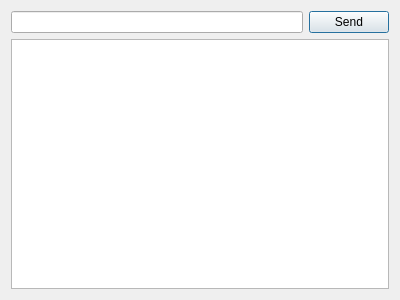
Ilya-Belyanov/QtSTM-Interfase, file ui/view/serialportcommunicationdialog.ui: the form before one commit.
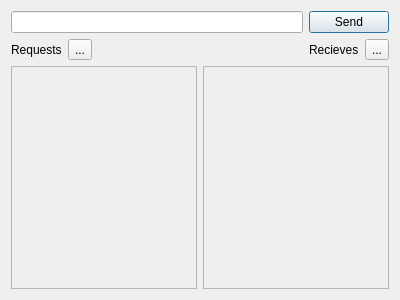
The form after the commit.

What changed in the file:
```diff
--- a/ui/view/serialportcommunicationdialog.ui
+++ b/ui/view/serialportcommunicationdialog.ui
@@ -29,7 +29,71 @@
     </layout>
    </item>
    <item>
-    <widget class="QTextEdit" name="recieveTextEdit"/>
+    <layout class="QVBoxLayout" name="verticalLayout_2">
+     <item>
+      <layout class="QHBoxLayout" name="horizontalLayout_3">
+       <item>
+        <widget class="QLabel" name="label_2">
+         <property name="text">
+          <string>Requests</string>
+         </property>
+        </widget>
+       </item>
+       <item>
+        <widget class="QToolButton" name="clearRequestsButton">
+         <property name="text">
+          <string>...</string>
+         </property>
+        </widget>
+       </item>
+       <item>
+        <spacer name="horizontalSpacer">
+         <property name="orientation">
+          <enum>Qt::Horizontal</enum>
+         </property>
+         <property name="sizeHint" stdset="0">
+          <size>
+           <width>40</width>
+           <height>20</height>
+          </size>
+         </property>
+        </spacer>
+       </item>
+       <item>
+        <widget class="QLabel" name="label">
+         <property name="text">
+          <string>Recieves</string>
+         </property>
+        </widget>
+       </item>
+       <item>
+        <widget class="QToolButton" name="clearRecievesButton">
+         <property name="text">
+          <string>...</string>
+         </property>
+        </widget>
+       </item>
+      </layout>
+     </item>
+     <item>
+      <layout class="QHBoxLayout" name="horizontalLayout_2">
+       <item>
+        <widget class="QTextEdit" name="requestsTextEdit">
+         <property name="enabled">
+          <bool>false</bool>
+         </property>
+        </widget>
+       </item>
+       <item>
+        <widget class="QTextEdit" name="recieveTextEdit">
+         <property name="enabled">
+          <bool>false</bool>
+         </property>
+        </widget>
+       </item>
+      </layout>
+     </item>
+    </layout>
    </item>
   </layout>
  </widget>
```
